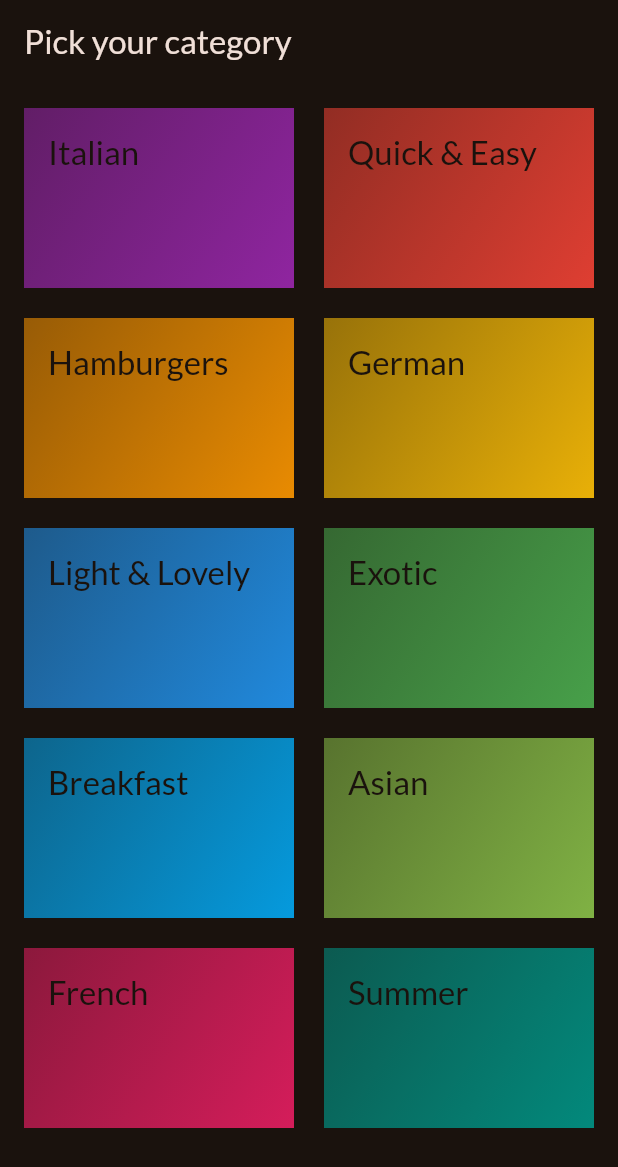
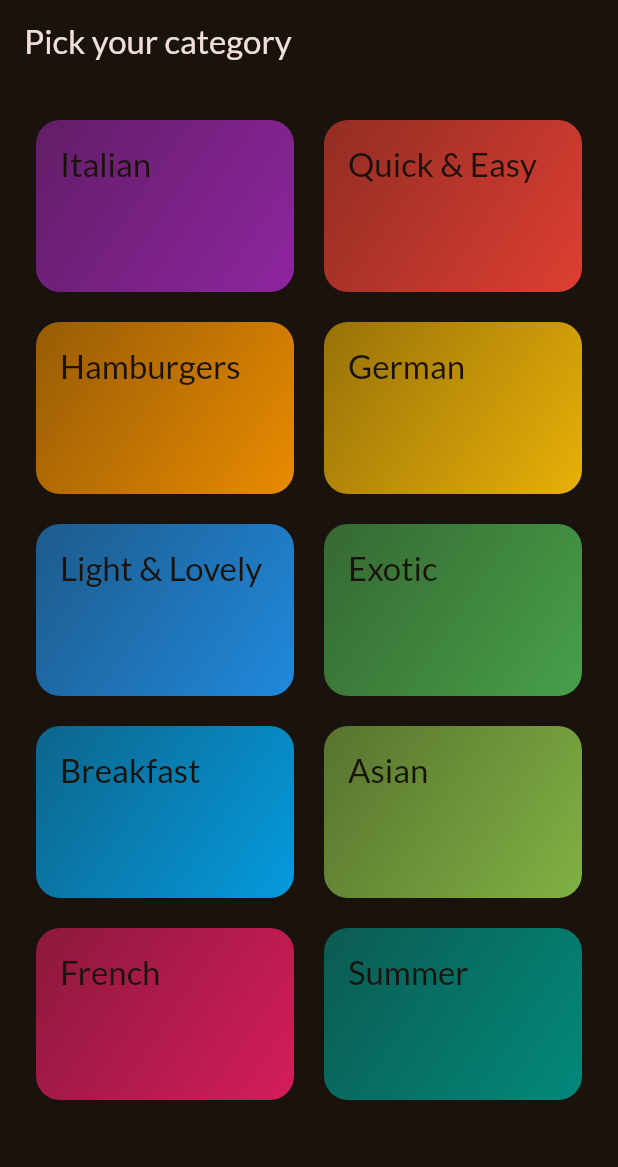
Before and after one commit to amarjaiswar16/flutter_meals_app, a Flutter app: the screen it shows after launch, on a phone screen of 412 x 824 dp. Shown: the top 1167 px of the screen. Run offline on Flutter 3.47's test engine with Material 2 defaults, Android fonts, the phone set to English and light mode, and no system bars; our stand-ins replace google_fonts.

Commit message:
updated the grid view widget

```diff
--- a/lib/Screens/CategoryScreen.dart
+++ b/lib/Screens/CategoryScreen.dart
@@ -13,7 +13,7 @@ class CategoryScreen extends StatelessWidget {
         title: const Text('Pick your category'),
       ),
       body: GridView(
-        padding: const EdgeInsets.all(16),
+        padding: const EdgeInsets.all(24),
         gridDelegate: const SliverGridDelegateWithFixedCrossAxisCount(
           crossAxisCount: 2,
           childAspectRatio: 3 / 2,
--- a/lib/widgets/category_grid_item.dart
+++ b/lib/widgets/category_grid_item.dart
@@ -9,9 +9,14 @@ class CategoryGridItem extends StatelessWidget {
 
   @override
   Widget build(context) {
-    return Container(
+    return InkWell(
+      onTap: () {},
+      splashColor: Theme.of(context).primaryColor,
+      borderRadius: BorderRadius.circular(16),
+      child: Container(
         padding: const EdgeInsets.all(16),
         decoration: BoxDecoration(
+          borderRadius: BorderRadius.circular(16),
           gradient: LinearGradient(
             colors: [
               category.color.withOpacity(0.55),
@@ -27,6 +32,7 @@ class CategoryGridItem extends StatelessWidget {
             color: Theme.of(context).colorScheme.background,
           ),
         ),
+      ),
     );
   }
 }
```
Lines whose indentation alone changed are shown as unchanged.
